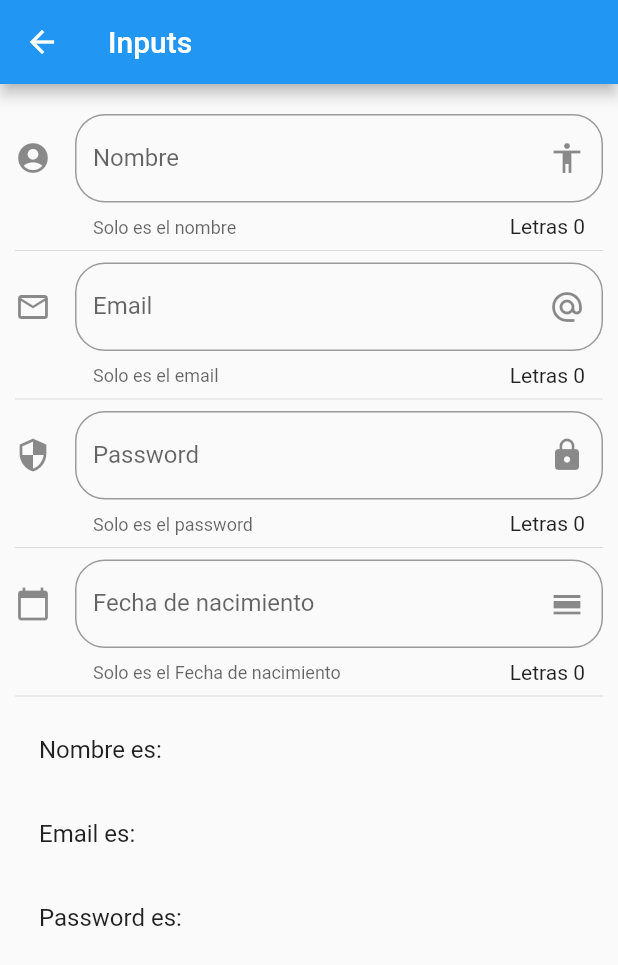
After one commit to kevinjoe2/flutter_componentes, a Flutter app: the InputPage screen opened by its route, on a phone screen of 412 x 824 dp. The commit adds this screen. Shown: the top 965 px of the screen. Run offline on Flutter 3.47's test engine with Material 2 defaults, Android fonts, the phone set to English and light mode, and no system bars; network calls fail.

Commit message:
Hasta clase 81

```diff
--- a/data/menu_opts.json
+++ b/data/menu_opts.json
@@ -15,6 +15,16 @@
             "ruta" : "card",
             "icon" : "folder_open",
             "texto": "Cards - Tarjetas"
+        },
+        {
+            "ruta" : "animatedContainer",
+            "icon" : "donut_large",
+            "texto": "Animated Container"
+        },
+        {
+            "ruta" : "inputs",
+            "icon" : "input",
+            "texto": "Inputs"
         }
     ]
 }
--- /dev/null
+++ b/lib/src/pages/input_page.dart
@@ -0,0 +1,172 @@
+import 'package:flutter/material.dart';
+
+class InputPage extends StatefulWidget {
+  InputPage({Key? key}) : super(key: key);
+
+  @override
+  _InputPageState createState() => _InputPageState();
+}
+
+class _InputPageState extends State<InputPage> {
+
+  String _nombrePersona = '';
+  String _emailPersona = '';
+  String _pwdPersona = '';
+  String _fechaPersona = '';
+
+  TextEditingController _textEditController = TextEditingController();
+
+  @override
+  Widget build(BuildContext context) {
+    return Scaffold(
+      appBar: AppBar(
+        title: Text("Inputs"),
+      ),
+      body: ListView(
+        padding: EdgeInsets.symmetric(
+          horizontal: 10.0,
+          vertical: 20.0,
+        ),
+        children: [
+          _crearInput(),
+          Divider(),
+          _crearEmail(),
+          Divider(),
+          _crearPwd(),
+          Divider(),
+          _crearFecha(context),
+          Divider(),
+          _crearPersona(),
+        ],
+      ),
+    );
+  }
+
+  Widget _crearPersona() {
+    return Column(
+      children: [
+        ListTile(
+          title: Text("Nombre es: $_nombrePersona"),
+        ),
+        ListTile(
+          title: Text("Email es: $_emailPersona"),
+        ),
+        ListTile(
+          title: Text("Password es: $_pwdPersona"),
+        ),
+      ],
+    );
+  }
+
+  Widget _crearInput() {
+    return TextField(
+      // autofocus: true,
+      textCapitalization: TextCapitalization.words,
+      decoration: InputDecoration(
+        border: OutlineInputBorder(
+          borderRadius: BorderRadius.circular(20.0)
+        ),
+        counter: Text("Letras ${_nombrePersona.length}"),
+        hintText: "Nombre de persona",
+        labelText: "Nombre",
+        helperText: "Solo es el nombre",
+        suffixIcon: Icon( Icons.accessibility ),
+        icon: Icon( Icons.account_circle )
+      ),
+      onChanged: (valor) {
+        setState(() {
+          _nombrePersona = valor;
+        });
+      },
+    );
+  }
+
+  Widget _crearEmail() {
+    return TextField(
+      // autofocus: true,
+      keyboardType: TextInputType.emailAddress,
+      decoration: InputDecoration(
+        border: OutlineInputBorder(
+          borderRadius: BorderRadius.circular(20.0)
+        ),
+        counter: Text("Letras ${_emailPersona.length}"),
+        hintText: "Email de persona",
+        labelText: "Email",
+        helperText: "Solo es el email",
+        suffixIcon: Icon( Icons.alternate_email_sharp),
+        icon: Icon( Icons.email_outlined )
+      ),
+      onChanged: (valor) {
+        setState(() {
+          _emailPersona = valor;
+        });
+      },
+    );
+  }
+
+  Widget _crearPwd() {
+    return TextField(
+      // autofocus: true,
+      keyboardType: TextInputType.visiblePassword,
+      obscureText: true,
+      decoration: InputDecoration(
+        border: OutlineInputBorder(
+          borderRadius: BorderRadius.circular(20.0)
+        ),
+        counter: Text("Letras ${_pwdPersona.length}"),
+        hintText: "Password de persona",
+        labelText: "Password",
+        helperText: "Solo es el password",
+        suffixIcon: Icon( Icons.lock),
+        icon: Icon( Icons.security )
+      ),
+      onChanged: (valor) {
+        setState(() {
+          _pwdPersona = valor;
+        });
+      },
+    );
+  }
+
+  Widget _crearFecha(BuildContext context) {
+
+    return TextField(
+      // autofocus: true,
+      textCapitalization: TextCapitalization.words,
+      controller: _textEditController,
+      decoration: InputDecoration(
+        border: OutlineInputBorder(
+          borderRadius: BorderRadius.circular(20.0)
+        ),
+        counter: Text("Letras ${_fechaPersona.length}"),
+        hintText: "Fecha de nacimiento persona",
+        labelText: "Fecha de nacimiento",
+        helperText: "Solo es el Fecha de nacimiento",
+        suffixIcon: Icon( Icons.calendar_view_day ),
+        icon: Icon( Icons.calendar_today )
+      ),
+      onTap: () {
+        FocusScope.of(context).requestFocus(FocusNode());
+        _selectFecha(context);
+      },
+
+    );
+  }
+
+  void _selectFecha(BuildContext context) async {
+    DateTime? picked = await showDatePicker(
+      context: context,
+      initialDate: DateTime.now(),
+      firstDate: DateTime(2018),
+      lastDate: DateTime(2025),
+      locale: Locale('es','ES')
+    );
+
+    if ( picked != null ) {
+      setState(() {
+        _fechaPersona = picked.toString();
+        _textEditController.text = _fechaPersona;
+      });
+    }
+  }
+}
--- a/lib/src/routes/routes.dart
+++ b/lib/src/routes/routes.dart
@@ -1,9 +1,11 @@
 import 'package:flutter/material.dart';
 
 import 'package:flutter_componentes/src/pages/alert_page.dart';
+import 'package:flutter_componentes/src/pages/animated_container_page.dart';
 import 'package:flutter_componentes/src/pages/avatar_page.dart';
 import 'package:flutter_componentes/src/pages/card_pages.dart';
 import 'package:flutter_componentes/src/pages/home_page.dart';
+import 'package:flutter_componentes/src/pages/input_page.dart';
 
 Map<String, WidgetBuilder> getApplicationRoutes() {
   return <String, WidgetBuilder>{
@@ -11,5 +13,7 @@ Map<String, WidgetBuilder> getApplicationRoutes() {
     'alert': (context) => AlertPage(),
     'avatar': (context) => AvatarPage(),
     'card': (context) => CardPage(),
+    'animatedContainer': (context) => AnimatedContainerPage(),
+    'inputs': (context) => InputPage(),
   };
 }
--- a/lib/src/utils/icono_string_util.dart
+++ b/lib/src/utils/icono_string_util.dart
@@ -4,6 +4,8 @@ final _icons = <String,IconData> {
   'add_alert'       : Icons.add_alert,
   'accessibility'   : Icons.accessibility,
   'folder_open'     : Icons.folder_open,
+  'donut_large'     : Icons.donut_large,
+  'input'           : Icons.settings_input_component,
 };
 
 Icon getIcon( String nombreIcono ) {
--- a/pubspec.yaml
+++ b/pubspec.yaml
@@ -39,6 +39,9 @@ dev_dependencies:
   flutter_test:
     sdk: flutter
 
+  flutter_localizations:
+    sdk: flutter
+
   # The "flutter_lints" package below contains a set of recommended lints to
   # encourage good coding practices. The lint set provided by the package is
   # activated in the `analysis_options.yaml` file located at the root of your
@@ -60,6 +63,7 @@ flutter:
   # To add assets to your application, add an assets section, like this:
   assets:
     - data/menu_opts.json
+    - assets/
     #- images/a_dot_burr.jpeg
     #- images/a_dot_ham.jpeg
 
```
Also changed, not shown: lib/main.dart (+11 -1 lines), lib/src/pages/alert_page.dart (+53 -0 lines), lib/src/pages/animated_container_page.dart (added, +64 -0 lines), lib/src/pages/avatar_page.dart (+21 -0 lines), lib/src/pages/card_pages.dart (+42 -1 lines), assets/jar-loading.gif (added), pubspec.lock.
